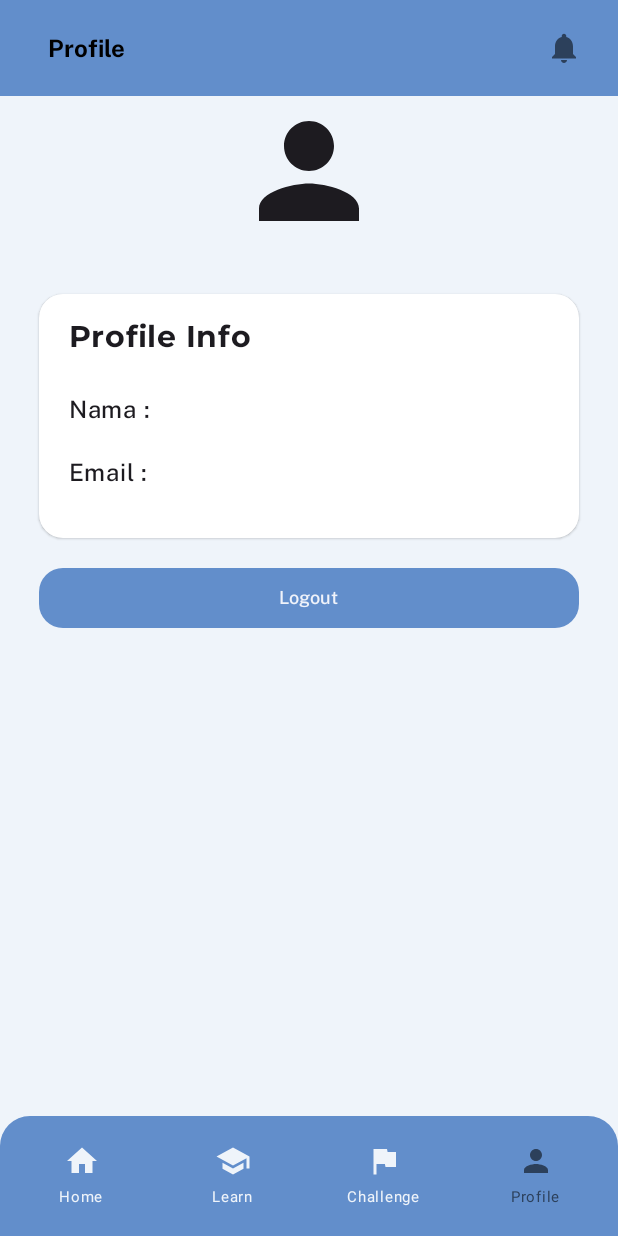
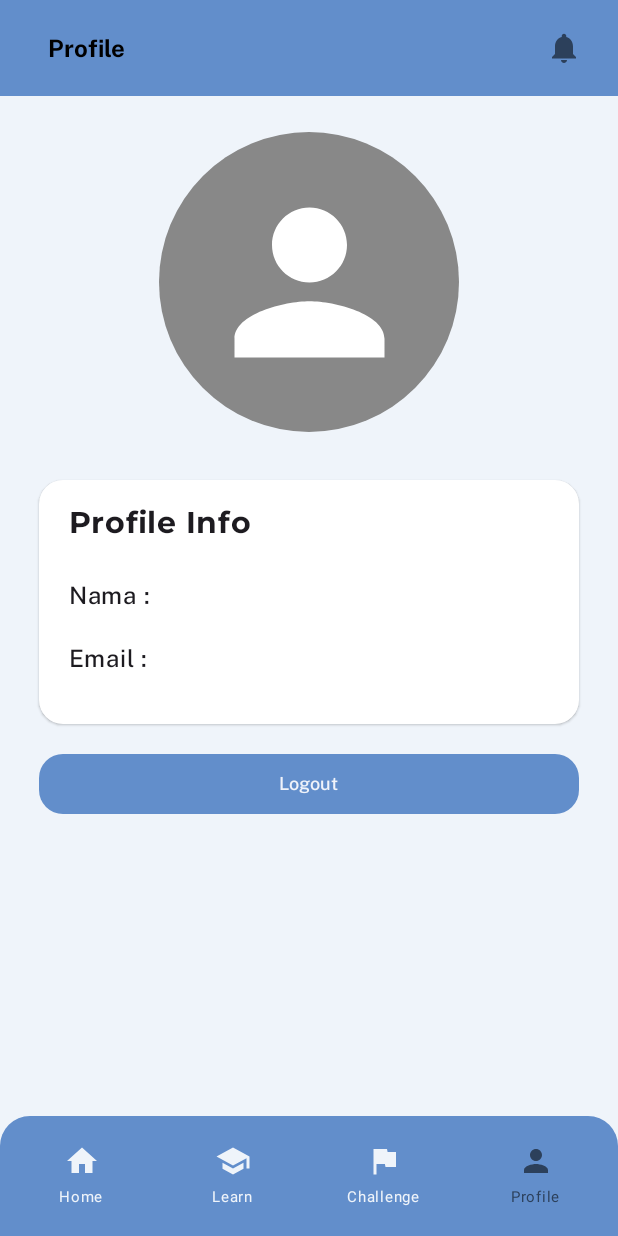
Before and after one commit to fridoustin/codemy, an Android app built with Jetpack Compose: the Profile screen opened through its navigation route, on a phone screen of 412 x 824 dp. Run offline under Robolectric (Android 15) with nearby library versions, the phone set to English and light mode, and no system bars; our stand-ins replace Firebase (no records; nobody signed in at launch, a user with empty details on screens opened directly), livedata-compose; pictures from the network do not load; 2 statements that could not run were skipped.

Commit message:
feat: make profile screen can show profle picture from firestore

```diff
--- a/app/src/main/java/com/sem5/codemy/features/profile/presentation/ui/Profile.kt
+++ b/app/src/main/java/com/sem5/codemy/features/profile/presentation/ui/Profile.kt
@@ -1,11 +1,13 @@
 package com.sem5.codemy.features.profile.presentation.ui
 
 import android.net.Uri
+import android.util.Log
 import androidx.activity.compose.rememberLauncherForActivityResult
 import androidx.activity.result.contract.ActivityResultContracts
 import androidx.compose.foundation.Image
 import androidx.compose.foundation.background
 import androidx.compose.foundation.layout.Arrangement
+import androidx.compose.foundation.layout.Box
 import androidx.compose.foundation.layout.Column
 import androidx.compose.foundation.layout.Spacer
 import androidx.compose.foundation.layout.fillMaxSize
@@ -14,6 +16,7 @@ import androidx.compose.foundation.layout.height
 import androidx.compose.foundation.layout.padding
 import androidx.compose.foundation.layout.size
 import androidx.compose.foundation.layout.width
+import androidx.compose.foundation.shape.CircleShape
 import androidx.compose.foundation.shape.RoundedCornerShape
 import androidx.compose.material.icons.Icons
 import androidx.compose.material.icons.filled.Notifications
@@ -36,6 +39,7 @@ import androidx.compose.runtime.rememberCoroutineScope
 import androidx.compose.runtime.setValue
 import androidx.compose.ui.Alignment
 import androidx.compose.ui.Modifier
+import androidx.compose.ui.draw.clip
 import androidx.compose.ui.graphics.Color
 import androidx.compose.ui.graphics.vector.ImageVector
 import androidx.compose.ui.layout.ContentScale
@@ -49,6 +53,8 @@ import androidx.navigation.compose.currentBackStackEntryAsState
 import coil.compose.AsyncImage
 import coil.compose.AsyncImagePainter.State.Empty.painter
 import coil.compose.rememberImagePainter
+import com.google.firebase.auth.FirebaseAuth
+import com.google.firebase.firestore.DocumentSnapshot
 import com.google.firebase.firestore.FirebaseFirestore
 import com.sem5.codemy.features.auth.data.User
 import com.sem5.codemy.ui.theme.components.BottomBar
@@ -72,13 +78,23 @@ fun Profile(
     authViewModel: AuthView,
 ){
     val authState = authViewModel.authState.observeAsState()
-    val userName = authViewModel.userName.observeAsState()
-    val userEmail = authViewModel.userEmail.observeAsState()
-    var userPhoto = authViewModel.userPhoto.observeAsState()
-    val coroutineScope = rememberCoroutineScope()
+    val userName = remember { mutableStateOf<String?>(null) }
+    val userEmail = remember { mutableStateOf<String?>(null) }
+    val profilePhotoUrl = remember { mutableStateOf<String?>(null) }
 
     val navBackStackEntry by navController.currentBackStackEntryAsState()
     val currentRoute = navBackStackEntry?.destination?.route
+    val userId =  FirebaseAuth.getInstance().currentUser?.uid
+
+    LaunchedEffect(userId) {
+        if(userId != null){
+            val userDocument = getUserDocument(userId)
+            userName.value = userDocument?.getString("name")
+            userEmail.value = userDocument?.getString("email")
+            profilePhotoUrl.value = userDocument?.getString("photo")
+
+        }
+    }
 
     LaunchedEffect(authState.value) {
         when(authState.value){
@@ -125,23 +141,30 @@ fun Profile(
                 .padding(innerPadding),
             horizontalAlignment = Alignment.CenterHorizontally
         ) {
+            Spacer(modifier = Modifier.height(24.dp))
 
-//            if(userPhoto != null){
-//                Image(
-//                    painter = rememberImagePainter(userPhoto),
-//                    contentDescription = "Profile Picture",
-//                    contentScale = ContentScale.Crop,
-//                    modifier = Modifier
-//                        .size(100.dp)
-//                )
-//            } else {
+            profilePhotoUrl.value?.let { photoUrl ->
+                AsyncImage(
+                    model = photoUrl,
+                    contentDescription = "Profile Picture",
+                    modifier = Modifier
+                        .size(200.dp)
+                        .clip(CircleShape)
+                )
+            } ?: Box(
+                modifier = Modifier
+                    .size(200.dp)
+                    .clip(CircleShape)
+                    .background(Color.Gray),
+                contentAlignment = Alignment.Center
+            ) {
                 Icon(
                     imageVector = Icons.Default.Person,
                     contentDescription = "Profile Picture",
-                    modifier = Modifier
-                        .size(100.dp)
+                    tint = Color.White,
+                    modifier = Modifier.size(150.dp)
                 )
-//            }
+            }
 
             Spacer(modifier = Modifier.height(16.dp))
 
@@ -155,8 +178,12 @@ fun Profile(
     }
 }
 
-suspend fun getProfilePhotoUrl(userId: String): String? {
-    val db = FirebaseFirestore.getInstance()
-    val document = db.collection("users").document(userId).get().await()
-    return document.getString("profilePhotoUrl")
+suspend fun getUserDocument(userId: String): DocumentSnapshot? {
+    return try {
+        val db = FirebaseFirestore.getInstance()
+        db.collection("users").document(userId).get().await()
+    } catch (e: Exception) {
+        Log.e("FirestoreError", "Error fetching user document: ${e.message}")
+        null
+    }
 }
```
